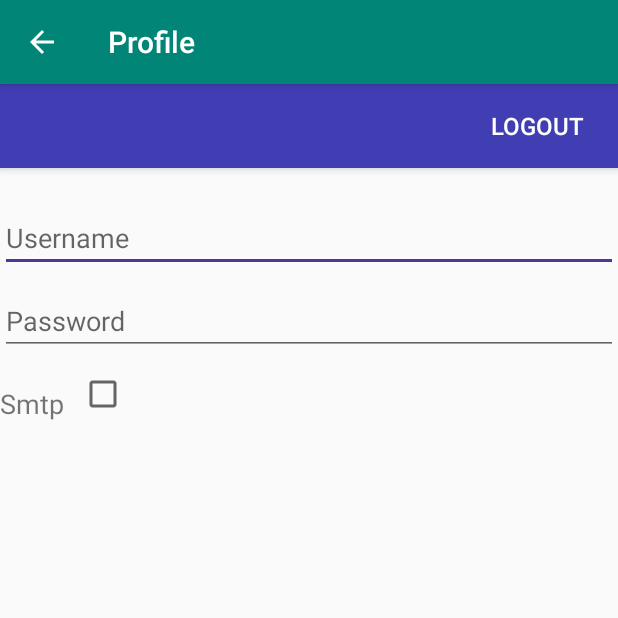
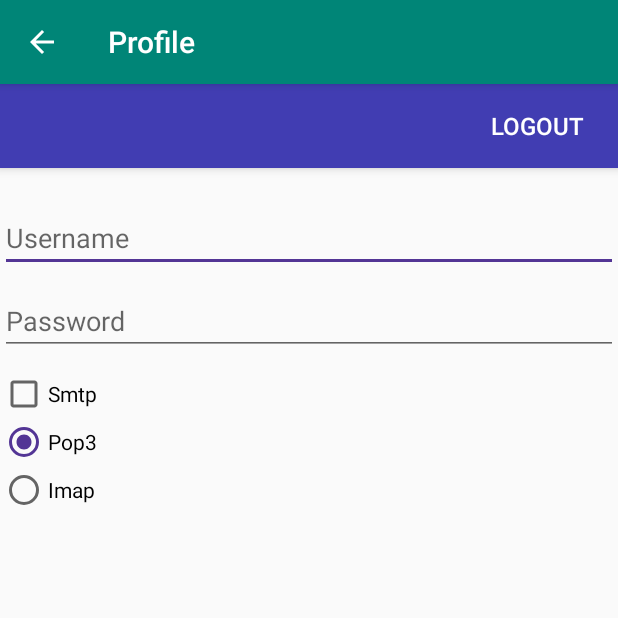
Before and after one commit to Mitra236/doPostAndroid, an Android app: the ProfileActivity screen opened directly, with no data from a screen before it, on a phone screen of 412 x 824 dp, the top half of it. Run offline under Robolectric (Android 15) with nearby library versions, the phone set to English and light mode, and no system bars; 1 statement that could not run was skipped.

Commit message:
Dodat radio button

```diff
--- a/DoPostEmail/app/src/main/res/layout/activity_profile.xml
+++ b/DoPostEmail/app/src/main/res/layout/activity_profile.xml
@@ -30,24 +30,35 @@
         android:layout_marginTop="10dp"
         android:text="" />
 
-    <TextView
-        android:layout_width="wrap_content"
-        android:layout_height="wrap_content"
-        android:text="Smtp" android:id="@+id/textview_smtp"
-        android:layout_below="@+id/password"
-        android:textSize="18sp"
-        android:layout_marginTop="20dp"/>
 
     <CheckBox
-        android:layout_width="wrap_content"
+        android:id="@+id/checkbox_smtp"
+        android:layout_width="fill_parent"
         android:layout_height="wrap_content"
         android:defaultValue="false"
         android:layout_marginTop="10dp"
-        android:layout_marginLeft="10dp"
         android:key="smtp"
         android:title="Smtp"
         android:layout_below="@id/password"
-        android:layout_toRightOf="@id/textview_smtp"
-        android:layout_toEndOf="@+id/textview_smtp"/>
+        android:text="Smtp"/>
+
+    <RadioGroup
+        android:id="@+id/radioGroupProfile"
+        android:layout_width="fill_parent"
+        android:layout_height="wrap_content"
+        android:layout_below="@+id/checkbox_smtp">
+        <RadioButton
+            android:id="@+id/radioButton_pop3"
+            android:text="Pop3"
+            android:checked="true"
+            android:layout_width="wrap_content"
+            android:layout_height="wrap_content" />
+
+        <RadioButton
+            android:id="@+id/radioButton_imap"
+            android:text="Imap"
+            android:layout_width="wrap_content"
+            android:layout_height="wrap_content" />
+    </RadioGroup>
 
 </RelativeLayout>
```
